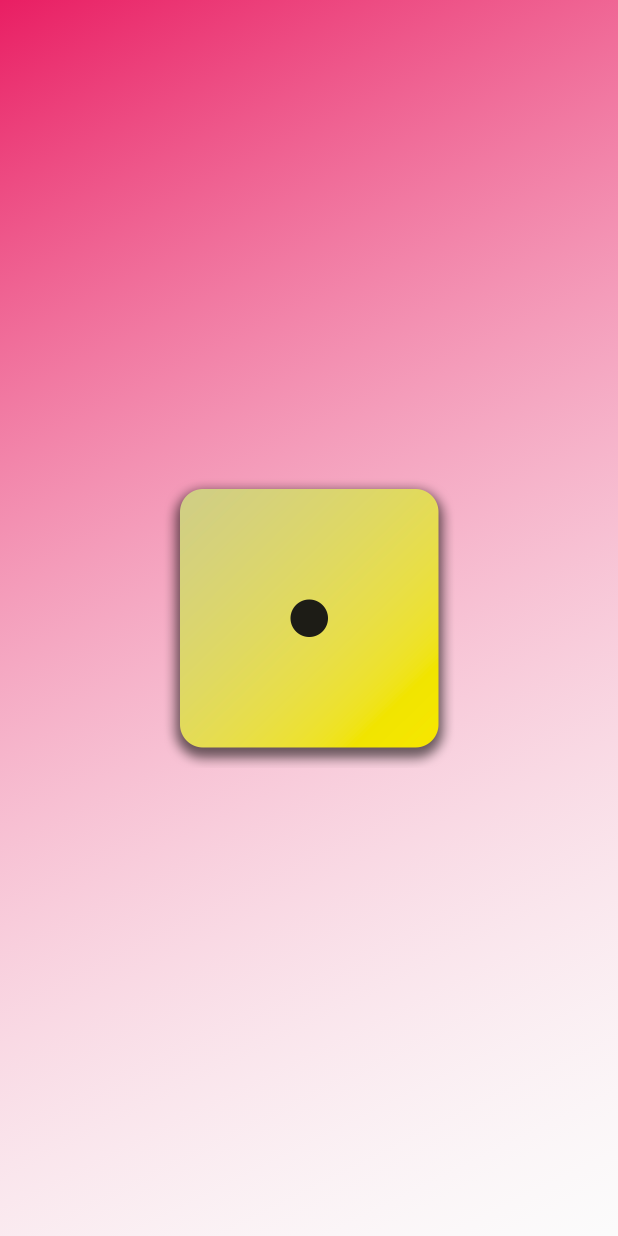
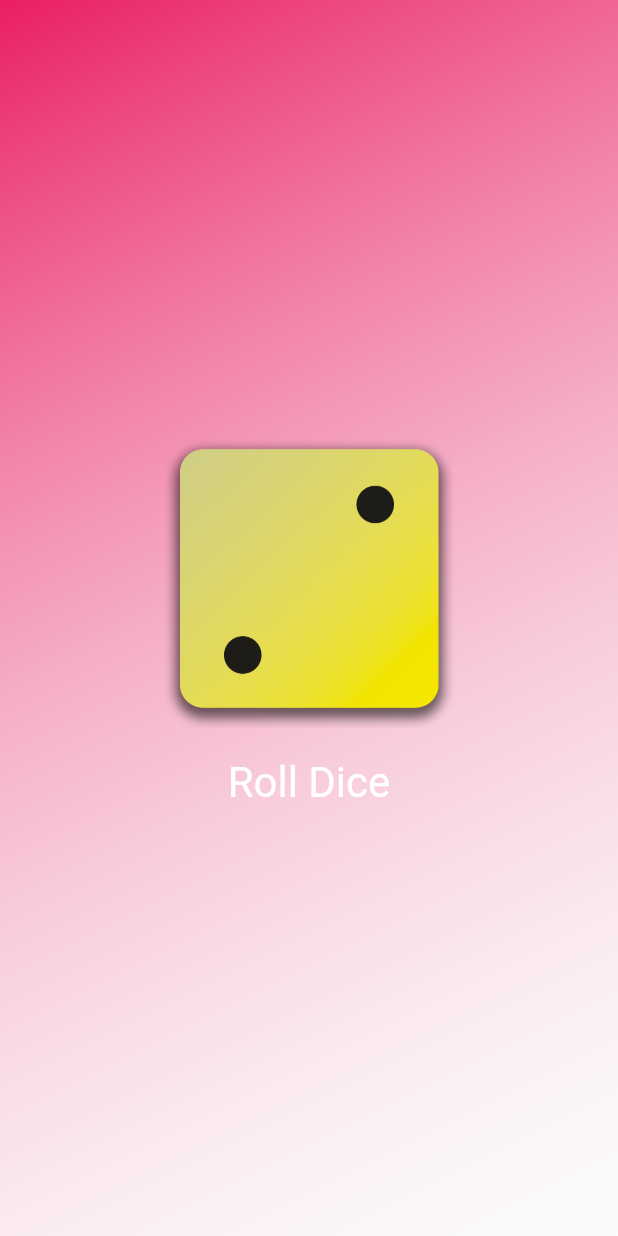
Before and after one commit to agnieszkastanczuk/roll-dice-app, a Flutter app: the screen it shows after launch, on a phone screen of 412 x 824 dp. Run offline on Flutter 3.47's test engine with Material 2 defaults, Android fonts, the phone set to English and light mode, and no system bars.

Commit message:
feat: add DiceRoller widget

```diff
--- /dev/null
+++ b/lib/dice_roller.dart
@@ -0,0 +1,40 @@
+import 'package:flutter/material.dart';
+
+class DiceRoller extends StatefulWidget {
+  const DiceRoller({super.key});
+
+  @override
+  State<DiceRoller> createState() {
+    return _DiceRollerState();
+  }
+}
+
+class _DiceRollerState extends State<DiceRoller> {
+  var activeDiceImage = 'assets/images/dice-2.png';
+
+  void rollDice() {
+    setState(() {
+      activeDiceImage = 'assets/images/dice-4.png';
+    });
+  }
+
+  @override
+  Widget build(context) {
+    return Column(
+      mainAxisSize: MainAxisSize.min,
+      children: [
+        Image.asset(activeDiceImage, width: 200),
+        TextButton(
+            onPressed: rollDice,
+            style: TextButton.styleFrom(
+              padding: const EdgeInsets.only(top: 20),
+              foregroundColor: Colors.white,
+              textStyle: const TextStyle(
+                fontSize: 28,
+              ),
+            ),
+            child: const Text('Roll Dice'))
+      ],
+    );
+  }
+}
--- a/lib/gradient_container.dart
+++ b/lib/gradient_container.dart
@@ -1,5 +1,5 @@
 import 'package:flutter/material.dart';
-import 'package:rolldiceapp/styled_text.dart';
+import 'package:rolldiceapp/dice_roller.dart';
 
 const startAlignment = Alignment.topLeft;
 const endAligment = Alignment.bottomRight;
@@ -19,8 +19,8 @@ class GradientContainer extends StatelessWidget {
           end: endAligment,
         ),
       ),
-      child: Center(
-        child: Image.asset('assets/images/dice-1.png', width: 200),
+      child: const Center(
+        child: DiceRoller(),
       ),
     );
   }
```
